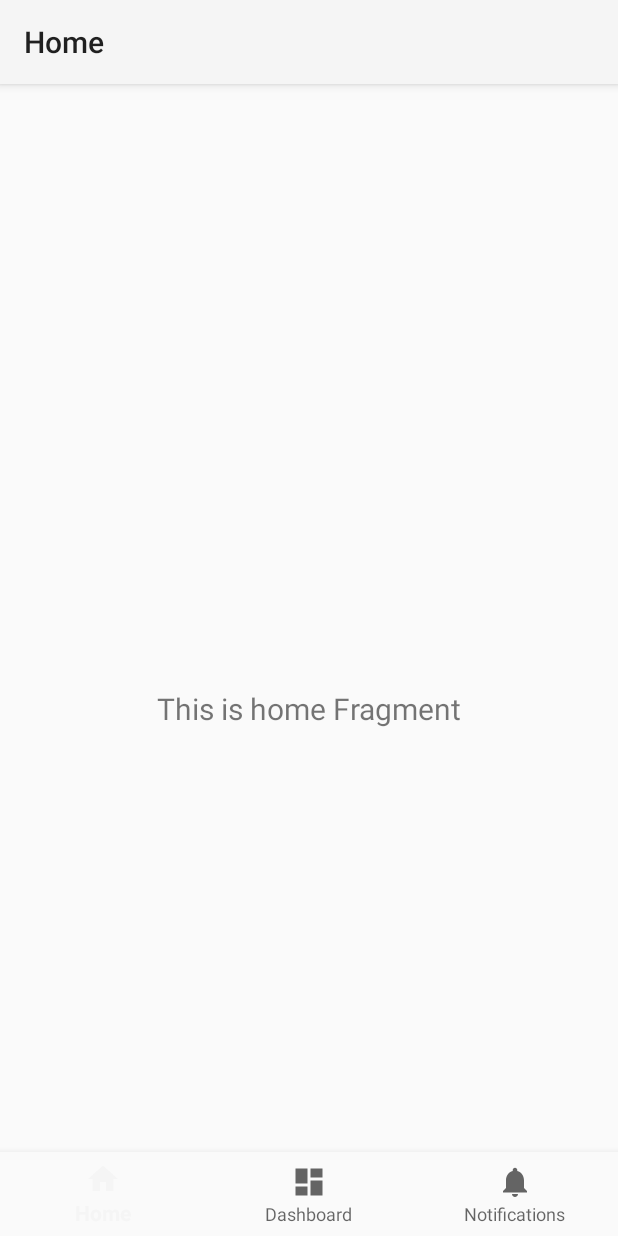
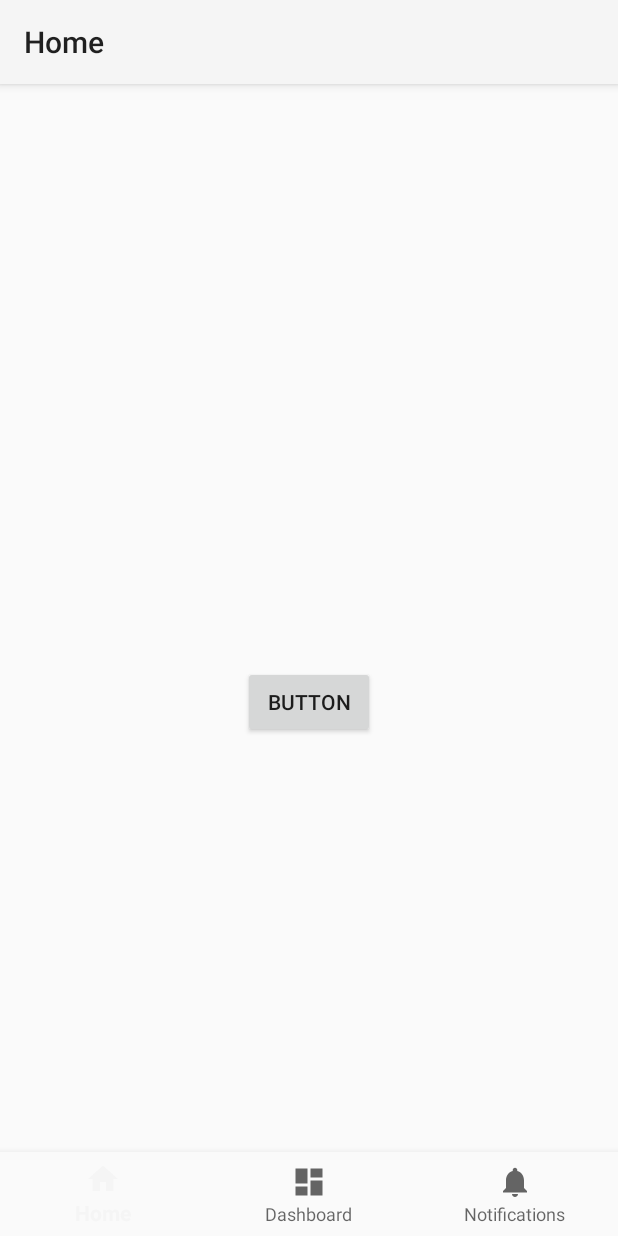
Before and after one commit to sslonixxx/photoEditor, an Android app: the screen it shows after launch (MainActivity), on a phone screen of 412 x 824 dp. Run offline under Robolectric (Android 15) with nearby library versions, the phone set to English and light mode, and no system bars; our stand-ins replace navigation-ui; libraries missing offline, so code that uses them is left out: com.github.dhaval2404.imagepicker; pictures from the network do not load.

Commit message:
added getting image by button from camera and gallery

```diff
--- a/app/build.gradle.kts
+++ b/app/build.gradle.kts
@@ -36,7 +36,7 @@ android {
 }
 
 dependencies {
-
+    implementation("com.github.dhaval2404:imagepicker:2.1")
     implementation(libs.androidx.core.ktx)
     implementation(libs.androidx.appcompat)
     implementation(libs.material)
@@ -45,6 +45,7 @@ dependencies {
     implementation(libs.androidx.lifecycle.viewmodel.ktx)
     implementation(libs.androidx.navigation.fragment.ktx)
     implementation(libs.androidx.navigation.ui.ktx)
+    //implementation(libs.androidx.activity)
     testImplementation(libs.junit)
     androidTestImplementation(libs.androidx.junit)
     androidTestImplementation(libs.androidx.espresso.core)
--- a/app/src/main/java/com/example/photoeditor/MainActivity.kt
+++ b/app/src/main/java/com/example/photoeditor/MainActivity.kt
@@ -1,21 +1,38 @@
 package com.example.photoeditor
 
+import android.Manifest.permission.READ_EXTERNAL_STORAGE
+import android.Manifest.permission.READ_MEDIA_IMAGES
+import android.Manifest.permission.READ_MEDIA_VIDEO
+import android.Manifest.permission.READ_MEDIA_VISUAL_USER_SELECTED
+import android.content.Context
+import android.content.Intent
+import android.content.pm.PackageManager
+import android.graphics.Bitmap
+import android.net.Uri
+import android.os.Build
 import android.os.Bundle
+import android.util.AttributeSet
+import android.view.View
+import android.widget.ImageView
+import androidx.activity.result.contract.ActivityResultContracts
 import com.google.android.material.bottomnavigation.BottomNavigationView
 import androidx.appcompat.app.AppCompatActivity
+import androidx.core.content.ContextCompat
 import androidx.navigation.findNavController
 import androidx.navigation.ui.AppBarConfiguration
 import androidx.navigation.ui.setupActionBarWithNavController
 import androidx.navigation.ui.setupWithNavController
 import com.example.photoeditor.databinding.ActivityMainBinding
 
+
 class MainActivity : AppCompatActivity() {
 
     private lateinit var binding: ActivityMainBinding
+    private lateinit var image: ImageView
 
     override fun onCreate(savedInstanceState: Bundle?) {
         super.onCreate(savedInstanceState)
-
+        getPermission()
         binding = ActivityMainBinding.inflate(layoutInflater)
         setContentView(binding.root)
 
@@ -24,9 +41,44 @@ class MainActivity : AppCompatActivity() {
         val navController = findNavController(R.id.nav_host_fragment_activity_main)
         // Passing each menu ID as a set of Ids because each
         // menu should be considered as top level destinations.
-        val appBarConfiguration = AppBarConfiguration(setOf(
-                R.id.navigation_home, R.id.navigation_dashboard, R.id.navigation_notifications))
+        val appBarConfiguration = AppBarConfiguration(
+            setOf(
+                R.id.navigation_home, R.id.navigation_dashboard, R.id.navigation_notifications
+            )
+        )
         setupActionBarWithNavController(navController, appBarConfiguration)
         navView.setupWithNavController(navController)
+
+
+    }
+
+    override fun onCreateView(name: String, context: Context, attrs: AttributeSet): View? {
+
+        return super.onCreateView(name, context, attrs)
+    }
+
+    var selectedImage : Uri? = null
+    var selectedBitmap : Bitmap? = null
+
+    private fun getPermission () {
+        // Register ActivityResult handler
+        val requestPermissions = registerForActivityResult(ActivityResultContracts.RequestMultiplePermissions()) { results ->
+            // Handle permission requests results
+            // See the permission example in the Android platform samples: https://github.com/android/platform-samples
+        }
+        if (Build.VERSION.SDK_INT >= Build.VERSION_CODES.UPSIDE_DOWN_CAKE) {
+            requestPermissions.launch(arrayOf(READ_MEDIA_IMAGES, READ_MEDIA_VIDEO, READ_MEDIA_VISUAL_USER_SELECTED))
+        } else if (Build.VERSION.SDK_INT >= Build.VERSION_CODES.TIRAMISU) {
+            requestPermissions.launch(arrayOf(READ_MEDIA_IMAGES, READ_MEDIA_VIDEO))
+        } else {
+            requestPermissions.launch(arrayOf(READ_EXTERNAL_STORAGE))
+        }
+    }
+
+    override fun onActivityResult(requestCode: Int, resultCode: Int, data: Intent?) {
+        super.onActivityResult(requestCode, resultCode, data)
+        if (requestCode == 1) {
+            image.setImageURI(data?.data)
+        }
     }
 }
--- a/app/src/main/java/com/example/photoeditor/ui/home/HomeFragment.kt
+++ b/app/src/main/java/com/example/photoeditor/ui/home/HomeFragment.kt
@@ -1,36 +1,43 @@
 package com.example.photoeditor.ui.home
 
+import android.app.Activity
+import android.content.Intent
 import android.os.Bundle
 import android.view.LayoutInflater
 import android.view.View
 import android.view.ViewGroup
+import android.widget.ImageView
 import android.widget.TextView
+import android.widget.Toast
+import androidx.activity.result.ActivityResult
+import androidx.activity.result.contract.ActivityResultContracts
 import androidx.fragment.app.Fragment
 import androidx.lifecycle.ViewModelProvider
 import com.example.photoeditor.databinding.FragmentHomeBinding
+import com.github.dhaval2404.imagepicker.ImagePicker
 
 class HomeFragment : Fragment() {
 
     private var _binding: FragmentHomeBinding? = null
-
-    // This property is only valid between onCreateView and
-    // onDestroyView.
     private val binding get() = _binding!!
 
     override fun onCreateView(
-            inflater: LayoutInflater,
-            container: ViewGroup?,
-            savedInstanceState: Bundle?
+        inflater: LayoutInflater,
+        container: ViewGroup?,
+        savedInstanceState: Bundle?
     ): View {
         val homeViewModel =
-                ViewModelProvider(this).get(HomeViewModel::class.java)
+            ViewModelProvider(this).get(HomeViewModel::class.java)
 
         _binding = FragmentHomeBinding.inflate(inflater, container, false)
         val root: View = binding.root
-
-        val textView: TextView = binding.textHome
-        homeViewModel.text.observe(viewLifecycleOwner) {
-            textView.text = it
+        val button = binding.button
+        button.setOnClickListener {
+            ImagePicker.with(this)
+                .crop()
+                .compress(1024)
+                .maxResultSize(1080, 1080)
+                .start()
         }
         return root
     }
@@ -39,4 +46,6 @@ class HomeFragment : Fragment() {
         super.onDestroyView()
         _binding = null
     }
+
+
 }
--- a/app/src/main/res/layout/fragment_home.xml
+++ b/app/src/main/res/layout/fragment_home.xml
@@ -6,17 +6,15 @@
     android:layout_height="match_parent"
     tools:context=".ui.home.HomeFragment">
 
-    <TextView
-        android:id="@+id/text_home"
-        android:layout_width="match_parent"
+    <Button
+        android:id="@+id/button"
+        android:layout_width="wrap_content"
         android:layout_height="wrap_content"
-        android:layout_marginStart="8dp"
-        android:layout_marginTop="8dp"
-        android:layout_marginEnd="8dp"
-        android:textAlignment="center"
-        android:textSize="20sp"
+        android:text="Button"
         app:layout_constraintBottom_toBottomOf="parent"
         app:layout_constraintEnd_toEndOf="parent"
         app:layout_constraintStart_toStartOf="parent"
         app:layout_constraintTop_toTopOf="parent" />
+
+
 </androidx.constraintlayout.widget.ConstraintLayout>
--- a/settings.gradle.kts
+++ b/settings.gradle.kts
@@ -15,6 +15,7 @@ dependencyResolutionManagement {
     repositoriesMode.set(RepositoriesMode.FAIL_ON_PROJECT_REPOS)
     repositories {
         google()
+        maven(url = "https://jitpack.io")
         mavenCentral()
     }
 }
```
Also changed, not shown: app/src/main/AndroidManifest.xml (+11 -0 lines).
